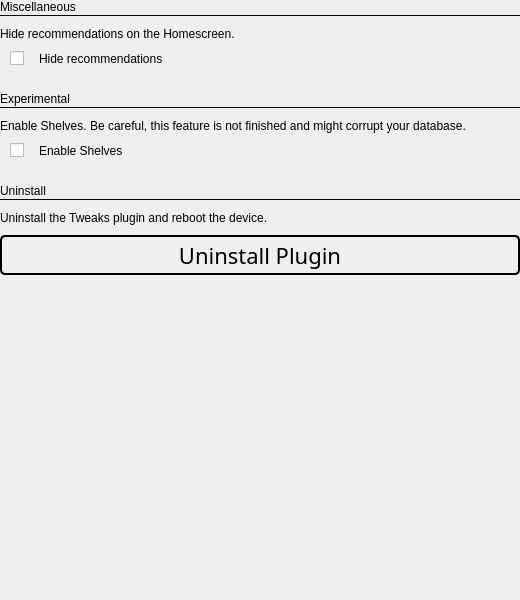
Qt form src/tweaks/TweaksSettingsMiscView.ui (ah-/koboplugins) before a commit.
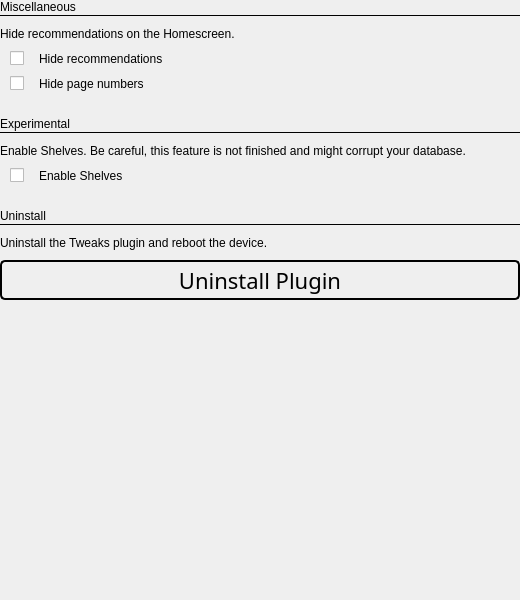
The same form after that commit. Icons and pictures are not drawn. Custom widgets are drawn as their Qt base class.

Commit message: New feature: Hide page numbers

Diff of the .ui file:
```diff
--- a/src/tweaks/TweaksSettingsMiscView.ui
+++ b/src/tweaks/TweaksSettingsMiscView.ui
@@ -102,6 +102,30 @@
        </property>
       </widget>
      </item>
+     <item row="2" column="1">
+      <widget class="TouchCheckBox" name="pagenumbers">
+       <property name="styleSheet">
+        <string notr="true">QCheckBox {
+    spacing: 15px;
+    font: bold 20px &quot;Avenir&quot;;
+}
+
+QCheckBox::indicator:unchecked {
+    image: url(:/images/widgets/checkbox_off.png);
+}
+QCheckBox::indicator:checked {
+    image: url(:/images/widgets/checkbox_on.png);
+}
+QCheckBox::indicator:disabled {
+    image: url(:/images/widgets/checkbox_disabled.png);
+}
+</string>
+       </property>
+       <property name="text">
+        <string>Hide page numbers</string>
+       </property>
+      </widget>
+     </item>
     </layout>
    </item>
    <item>
```
The commit also changes 9 other files.
